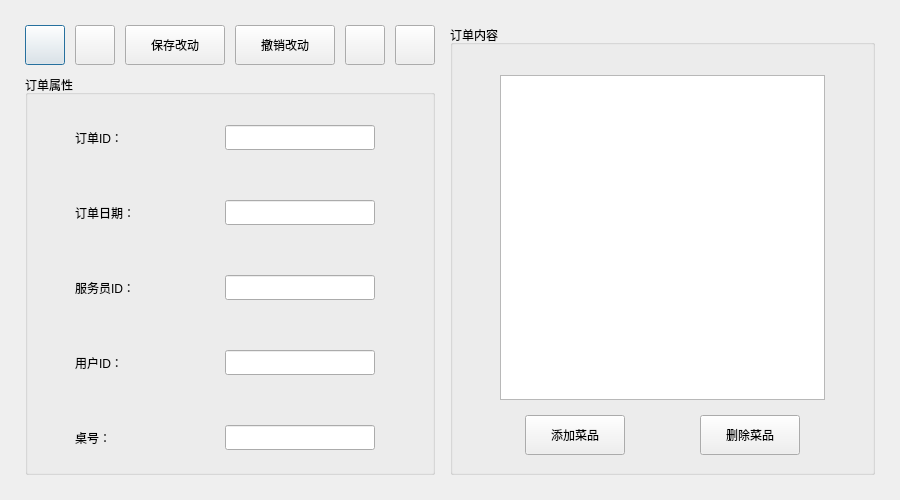
Before: the Qt Designer form ProjectFrontend/OrderSupervise.ui in Vladimir2506/ProjectCpp, drawn with Qt 5.
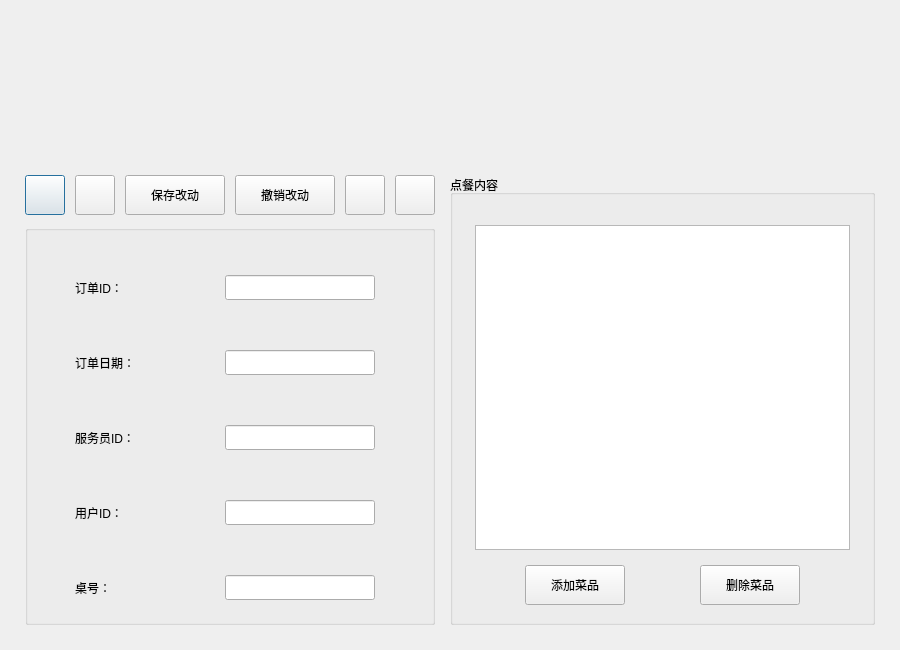
After: the same form once the commit is applied. Icons and pictures are not drawn.

```diff
--- a/ProjectFrontend/OrderSupervise.ui
+++ b/ProjectFrontend/OrderSupervise.ui
@@ -7,19 +7,19 @@
     <x>0</x>
     <y>0</y>
     <width>900</width>
-    <height>500</height>
+    <height>650</height>
    </rect>
   </property>
   <property name="minimumSize">
    <size>
     <width>900</width>
-    <height>500</height>
+    <height>650</height>
    </size>
   </property>
   <property name="maximumSize">
    <size>
     <width>900</width>
-    <height>500</height>
+    <height>650</height>
    </size>
   </property>
   <property name="windowTitle">
@@ -29,7 +29,7 @@
    <property name="geometry">
     <rect>
      <x>25</x>
-     <y>25</y>
+     <y>175</y>
      <width>40</width>
      <height>40</height>
     </rect>
@@ -51,8 +51,8 @@
   <widget class="QPushButton" name="btnNext">
    <property name="geometry">
     <rect>
-     <x>75</x>
-     <y>25</y>
+     <x>395</x>
+     <y>175</y>
      <width>40</width>
      <height>40</height>
     </rect>
@@ -75,20 +75,20 @@
    <property name="geometry">
     <rect>
      <x>450</x>
-     <y>25</y>
+     <y>175</y>
      <width>425</width>
      <height>450</height>
     </rect>
    </property>
    <property name="title">
-    <string>订单内容</string>
+    <string>点餐内容</string>
    </property>
    <widget class="QTableView" name="tbFood">
     <property name="geometry">
      <rect>
-      <x>50</x>
+      <x>25</x>
       <y>50</y>
-      <width>325</width>
+      <width>375</width>
       <height>325</height>
      </rect>
     </property>
@@ -130,13 +130,13 @@
    <property name="geometry">
     <rect>
      <x>25</x>
-     <y>75</y>
+     <y>225</y>
      <width>410</width>
      <height>400</height>
     </rect>
    </property>
    <property name="title">
-    <string>订单属性</string>
+    <string/>
    </property>
    <widget class="QLineEdit" name="leID">
     <property name="geometry">
@@ -264,7 +264,7 @@
    <property name="geometry">
     <rect>
      <x>125</x>
-     <y>25</y>
+     <y>175</y>
      <width>100</width>
      <height>40</height>
     </rect>
@@ -277,7 +277,7 @@
    <property name="geometry">
     <rect>
      <x>235</x>
-     <y>25</y>
+     <y>175</y>
      <width>100</width>
      <height>40</height>
     </rect>
@@ -289,8 +289,8 @@
   <widget class="QPushButton" name="btnAdd">
    <property name="geometry">
     <rect>
-     <x>345</x>
-     <y>25</y>
+     <x>75</x>
+     <y>175</y>
      <width>40</width>
      <height>40</height>
     </rect>
@@ -312,8 +312,8 @@
   <widget class="QPushButton" name="btnDel">
    <property name="geometry">
     <rect>
-     <x>395</x>
-     <y>25</y>
+     <x>345</x>
+     <y>175</y>
      <width>40</width>
      <height>40</height>
     </rect>
@@ -332,6 +332,28 @@
     </size>
    </property>
   </widget>
+  <widget class="QLabel" name="lblOrdSVBGN">
+   <property name="geometry">
+    <rect>
+     <x>0</x>
+     <y>0</y>
+     <width>900</width>
+     <height>650</height>
+    </rect>
+   </property>
+   <property name="text">
+    <string/>
+   </property>
+  </widget>
+  <zorder>lblOrdSVBGN</zorder>
+  <zorder>btnBack</zorder>
+  <zorder>btnNext</zorder>
+  <zorder>gbContent</zorder>
+  <zorder>gbProperty</zorder>
+  <zorder>btnSave</zorder>
+  <zorder>btnUndo</zorder>
+  <zorder>btnAdd</zorder>
+  <zorder>btnDel</zorder>
  </widget>
  <layoutdefault spacing="6" margin="11"/>
  <resources/>
```
